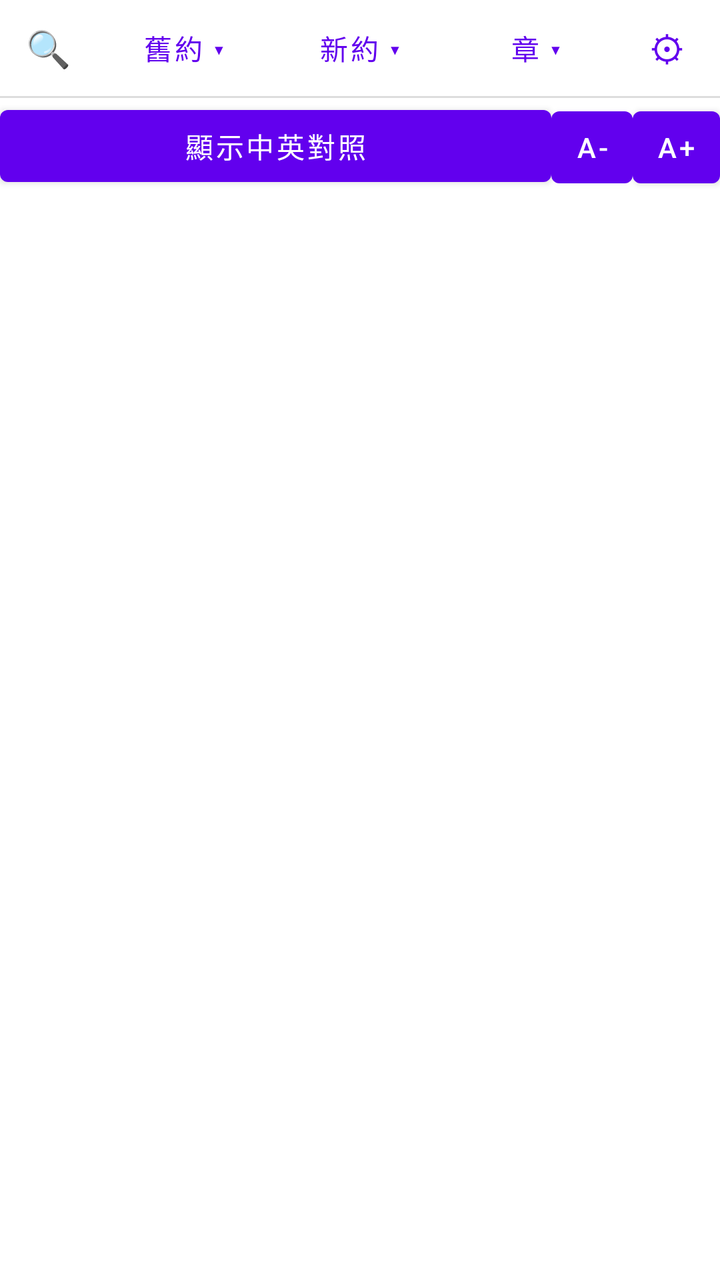
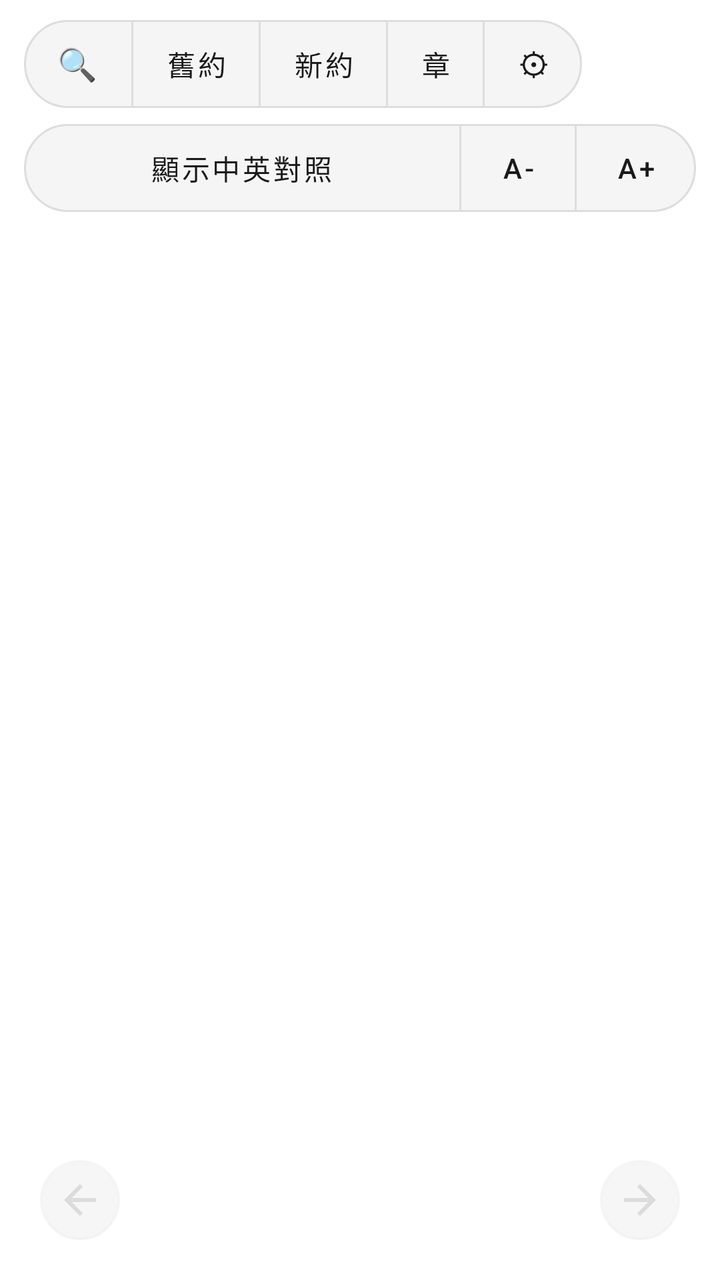

Screens rendered from an Android XML layout before and after an edit, with the pre-edit source and the edit as a unified diff.
<!-- AndroidManifest.xml: application theme Theme.BibleApp -->
<!-- res/layout/activity_verse_reader.xml -->
<?xml version="1.0" encoding="utf-8"?>
<LinearLayout xmlns:android="http://schemas.android.com/apk/res/android"
    android:orientation="vertical"
    android:layout_width="match_parent"
    android:layout_height="match_parent"
    android:background="@color/background_primary">

    <HorizontalScrollView
        android:layout_width="match_parent"
        android:layout_height="wrap_content"
        android:scrollbars="none">

        <LinearLayout
            android:orientation="horizontal"
            android:layout_width="wrap_content"
            android:layout_height="wrap_content"
            android:gravity="center_vertical">

            <Button
                android:id="@+id/btnOpenSearch"
                style="?attr/borderlessButtonStyle"
                android:layout_width="wrap_content"
                android:layout_height="wrap_content"
                android:minWidth="0dp"
                android:paddingStart="12dp"
                android:paddingEnd="12dp"
                android:textSize="18sp"
                android:text="🔍" />

            <Button
                android:id="@+id/btnOldTestament"
                style="?attr/borderlessButtonStyle"
                android:layout_width="wrap_content"
                android:layout_height="wrap_content"
                android:text="舊約 ▾" />

            <Button
                android:id="@+id/btnNewTestament"
                style="?attr/borderlessButtonStyle"
                android:layout_width="wrap_content"
                android:layout_height="wrap_content"
                android:text="新約 ▾" />

            <Button
                android:id="@+id/btnChapterPicker"
                style="?attr/borderlessButtonStyle"
                android:layout_width="wrap_content"
                android:layout_height="wrap_content"
                android:text="章 ▾" />

            <Button
                android:id="@+id/btnThemeSettings"
                style="?attr/borderlessButtonStyle"
                android:layout_width="wrap_content"
                android:layout_height="wrap_content"
                android:minWidth="0dp"
                android:paddingStart="12dp"
                android:paddingEnd="12dp"
                android:textSize="18sp"
                android:text="⚙" />

        </LinearLayout>

    </HorizontalScrollView>

    <View
        android:layout_width="match_parent"
        android:layout_height="1dp"
        android:background="@color/divider" />

    <LinearLayout
        android:orientation="horizontal"
        android:layout_width="match_parent"
        android:layout_height="wrap_content">

        <Button
            android:id="@+id/btnToggleParallel"
            android:layout_width="0dp"
            android:layout_height="wrap_content"
            android:layout_weight="1"
            android:text="顯示中英對照" />

        <Button
            android:id="@+id/btnDecreaseFont"
            android:layout_width="wrap_content"
            android:layout_height="wrap_content"
            android:minWidth="0dp"
            android:paddingStart="12dp"
            android:paddingEnd="12dp"
            android:text="A-" />

        <Button
            android:id="@+id/btnIncreaseFont"
            android:layout_width="wrap_content"
            android:layout_height="wrap_content"
            android:minWidth="0dp"
            android:paddingStart="12dp"
            android:paddingEnd="12dp"
            android:text="A+" />

    </LinearLayout>

    <androidx.recyclerview.widget.RecyclerView
        android:id="@+id/recyclerVerses"
        android:layout_width="match_parent"
        android:layout_height="0dp"
        android:layout_weight="1" />

</LinearLayout>
<!-- resources referenced by this layout -->
<resources>
  <color name="background_primary">#FFFFFF</color>
  <color name="divider">#DDDDDD</color>
  <style name="Theme.BibleApp" parent="Theme.MaterialComponents.DayNight.NoActionBar">
          
          <item name="colorPrimary">@color/purple_500</item>
          <item name="colorPrimaryVariant">@color/purple_700</item>
          <item name="colorOnPrimary">@color/white</item>
          
          <item name="colorSecondary">@color/teal_200</item>
          <item name="colorSecondaryVariant">@color/teal_700</item>
          <item name="colorOnSecondary">@color/black</item>
          
          <item name="android:statusBarColor">@android:color/transparent</item>
          <item name="android:navigationBarColor">@android:color/transparent</item>
          <item name="android:windowLightStatusBar">true</item>
          
      </style>
  <color name="purple_500">#FF6200EE</color>
  <color name="purple_700">#FF3700B3</color>
  <color name="white">#FFFFFFFF</color>
  <color name="teal_200">#FF03DAC5</color>
  <color name="teal_700">#FF018786</color>
  <color name="black">#FF000000</color>
</resources>

<!-- the commit's change to res/layout/activity_verse_reader.xml (unified diff, before → after) -->
@@ -1,109 +1,200 @@
 <?xml version="1.0" encoding="utf-8"?>
 <LinearLayout xmlns:android="http://schemas.android.com/apk/res/android"
+    xmlns:app="http://schemas.android.com/apk/res-auto"
     android:orientation="vertical"
     android:layout_width="match_parent"
     android:layout_height="match_parent"
     android:background="@color/background_primary">
 
+    
     <HorizontalScrollView
         android:layout_width="match_parent"
         android:layout_height="wrap_content"
+        android:paddingStart="12dp"
+        android:paddingEnd="12dp"
+        android:paddingTop="10dp"
+        android:clipToPadding="false"
         android:scrollbars="none">
 
         <LinearLayout
             android:orientation="horizontal"
             android:layout_width="wrap_content"
             android:layout_height="wrap_content"
+            android:background="@drawable/bg_toolbar_segmented"
+            android:divider="@drawable/divider_toolbar_segment"
+            android:showDividers="middle"
             android:gravity="center_vertical">
 
             <Button
                 android:id="@+id/btnOpenSearch"
                 style="?attr/borderlessButtonStyle"
                 android:layout_width="wrap_content"
-                android:layout_height="wrap_content"
-                android:minWidth="0dp"
-                android:paddingStart="12dp"
-                android:paddingEnd="12dp"
-                android:textSize="18sp"
+                android:layout_height="44dp"
+                android:minWidth="0dp"
+                android:paddingStart="16dp"
+                android:paddingEnd="16dp"
+                android:textSize="16sp"
+                android:textColor="@color/text_primary"
+                android:contentDescription="搜尋"
                 android:text="🔍" />
 
             <Button
                 android:id="@+id/btnOldTestament"
                 style="?attr/borderlessButtonStyle"
                 android:layout_width="wrap_content"
-                android:layout_height="wrap_content"
-                android:text="舊約 ▾" />
+                android:layout_height="44dp"
+                android:minWidth="0dp"
+                android:paddingStart="16dp"
+                android:paddingEnd="16dp"
+                android:textAllCaps="false"
+                android:textColor="@color/text_primary"
+                android:text="舊約" />
 
             <Button
                 android:id="@+id/btnNewTestament"
                 style="?attr/borderlessButtonStyle"
                 android:layout_width="wrap_content"
-                android:layout_height="wrap_content"
-                android:text="新約 ▾" />
+                android:layout_height="44dp"
+                android:minWidth="0dp"
+                android:paddingStart="16dp"
+                android:paddingEnd="16dp"
+                android:textAllCaps="false"
+                android:textColor="@color/text_primary"
+                android:text="新約" />
 
             <Button
                 android:id="@+id/btnChapterPicker"
                 style="?attr/borderlessButtonStyle"
                 android:layout_width="wrap_content"
-                android:layout_height="wrap_content"
-                android:text="章 ▾" />
+                android:layout_height="44dp"
+                android:minWidth="0dp"
+                android:paddingStart="16dp"
+                android:paddingEnd="16dp"
+                android:textAllCaps="false"
+                android:textColor="@color/text_primary"
+                android:text="章" />
 
             <Button
                 android:id="@+id/btnThemeSettings"
                 style="?attr/borderlessButtonStyle"
                 android:layout_width="wrap_content"
-                android:layout_height="wrap_content"
-                android:minWidth="0dp"
-                android:paddingStart="12dp"
-                android:paddingEnd="12dp"
-                android:textSize="18sp"
+                android:layout_height="44dp"
+                android:minWidth="0dp"
+                android:paddingStart="16dp"
+                android:paddingEnd="16dp"
+                android:textSize="16sp"
+                android:textColor="@color/text_primary"
+                android:contentDescription="外觀設定"
                 android:text="⚙" />
 
         </LinearLayout>
 
     </HorizontalScrollView>
 
-    <View
-        android:layout_width="match_parent"
-        android:layout_height="1dp"
-        android:background="@color/divider" />
-
+    
     <LinearLayout
         android:orientation="horizontal"
         android:layout_width="match_parent"
-        android:layout_height="wrap_content">
+        android:layout_height="wrap_content"
+        android:layout_marginStart="12dp"
+        android:layout_marginEnd="12dp"
+        android:layout_marginTop="8dp"
+        android:background="@drawable/bg_toolbar_segmented"
+        android:divider="@drawable/divider_toolbar_segment"
+        android:showDividers="middle"
+        android:gravity="center_vertical">
 
         <Button
             android:id="@+id/btnToggleParallel"
+            style="?attr/borderlessButtonStyle"
             android:layout_width="0dp"
-            android:layout_height="wrap_content"
+            android:layout_height="44dp"
             android:layout_weight="1"
+            android:minWidth="0dp"
+            android:textAllCaps="false"
+            android:textColor="@color/text_primary"
             android:text="顯示中英對照" />
 
         <Button
             android:id="@+id/btnDecreaseFont"
-            android:layout_width="wrap_content"
-            android:layout_height="wrap_content"
+            style="?attr/borderlessButtonStyle"
+            android:layout_width="wrap_content"
+            android:layout_height="44dp"
             android:minWidth="0dp"
-            android:paddingStart="12dp"
-            android:paddingEnd="12dp"
+            android:paddingStart="20dp"
+            android:paddingEnd="20dp"
+            android:textColor="@color/text_primary"
+            android:contentDescription="縮小字級"
             android:text="A-" />
 
         <Button
             android:id="@+id/btnIncreaseFont"
+            style="?attr/borderlessButtonStyle"
+            android:layout_width="wrap_content"
+            android:layout_height="44dp"
+            android:minWidth="0dp"
+            android:paddingStart="20dp"
+            android:paddingEnd="20dp"
+            android:textColor="@color/text_primary"
+            android:contentDescription="放大字級"
+            android:text="A+" />
+
+    </LinearLayout>
+
+    
+    <TextView
+        android:id="@+id/textCurrentLocation"
+        android:layout_width="match_parent"
+        android:layout_height="wrap_content"
+        android:gravity="center"
+        android:paddingStart="20dp"
+        android:paddingEnd="20dp"
+        android:paddingTop="18dp"
+        android:paddingBottom="14dp"
+        android:textColor="@color/text_primary"
+        android:textSize="21sp"
+        android:textStyle="bold"
+        android:text="" />
+
+    
+    <FrameLayout
+        android:layout_width="match_parent"
+        android:layout_height="0dp"
+        android:layout_weight="1">
+
+        
+        <androidx.recyclerview.widget.RecyclerView
+            android:id="@+id/recyclerVerses"
+            android:layout_width="match_parent"
+            android:layout_height="match_parent"
+            android:clipToPadding="false"
+            android:paddingBottom="72dp" />
+
+        
+        <com.google.android.material.floatingactionbutton.FloatingActionButton
+            android:id="@+id/fabPreviousChapter"
             android:layout_width="wrap_content"
             android:layout_height="wrap_content"
-            android:minWidth="0dp"
-            android:paddingStart="12dp"
-            android:paddingEnd="12dp"
-            android:text="A+" />
-
-    </LinearLayout>
-
-    <androidx.recyclerview.widget.RecyclerView
-        android:id="@+id/recyclerVerses"
-        android:layout_width="match_parent"
-        android:layout_height="0dp"
-        android:layout_weight="1" />
+            android:layout_gravity="bottom|start"
+            android:layout_margin="16dp"
+            android:alpha="0.3"
+            android:enabled="false"
+            android:contentDescription="上一章"
+            app:fabSize="mini"
+            app:srcCompat="@drawable/ic_chapter_previous" />
+
+        <com.google.android.material.floatingactionbutton.FloatingActionButton
+            android:id="@+id/fabNextChapter"
+            android:layout_width="wrap_content"
+            android:layout_height="wrap_content"
+            android:layout_gravity="bottom|end"
+            android:layout_margin="16dp"
+            android:alpha="0.3"
+            android:enabled="false"
+            android:contentDescription="下一章"
+            app:fabSize="mini"
+            app:srcCompat="@drawable/ic_chapter_next" />
+
+    </FrameLayout>
 
 </LinearLayout>
<!-- resource entries referenced after the edit -->
@@ -1,6 +1,54 @@
 <!-- resources referenced by this layout -->
 <resources>
   <color name="background_primary">#FFFFFF</color>
+  <color name="text_primary">#1A1A1A</color>
+  <!-- drawable bg_toolbar_segmented (drawable) -->
+  <?xml version="1.0" encoding="utf-8"?>
+  <shape xmlns:android="http://schemas.android.com/apk/res/android"
+      android:shape="rectangle">
+  
+      <solid android:color="@color/background_surface" />
+      <stroke
+          android:width="1dp"
+          android:color="@color/divider" />
+      <corners android:radius="22dp" />
+  
+  </shape>
+  <!-- drawable divider_toolbar_segment (drawable) -->
+  <?xml version="1.0" encoding="utf-8"?>
+  <shape xmlns:android="http://schemas.android.com/apk/res/android"
+      android:shape="rectangle">
+  
+      <size android:width="1dp" />
+      <solid android:color="@color/divider" />
+  
+  </shape>
+  <!-- drawable ic_chapter_next (drawable) -->
+  <?xml version="1.0" encoding="utf-8"?>
+  <vector xmlns:android="http://schemas.android.com/apk/res/android"
+      android:width="24dp"
+      android:height="24dp"
+      android:viewportWidth="24"
+      android:viewportHeight="24">
+  
+      <path
+          android:fillColor="@android:color/white"
+          android:pathData="M12,4l-1.41,1.41L16.17,11H4v2h12.17l-5.58,5.59L12,20l8,-8z" />
+  
+  </vector>
+  <!-- drawable ic_chapter_previous (drawable) -->
+  <?xml version="1.0" encoding="utf-8"?>
+  <vector xmlns:android="http://schemas.android.com/apk/res/android"
+      android:width="24dp"
+      android:height="24dp"
+      android:viewportWidth="24"
+      android:viewportHeight="24">
+  
+      <path
+          android:fillColor="@android:color/white"
+          android:pathData="M20,11H7.83l5.59,-5.59L12,4l-8,8 8,8 1.41,-1.41L7.83,13H20v-2z" />
+  
+  </vector>
   <color name="divider">#DDDDDD</color>
   <style name="Theme.BibleApp" parent="Theme.MaterialComponents.DayNight.NoActionBar">
           
@@ -17,6 +65,7 @@
           <item name="android:windowLightStatusBar">true</item>
           
       </style>
+  <color name="background_surface">#F5F5F5</color>
   <color name="purple_500">#FF6200EE</color>
   <color name="purple_700">#FF3700B3</color>
   <color name="white">#FFFFFFFF</color>
